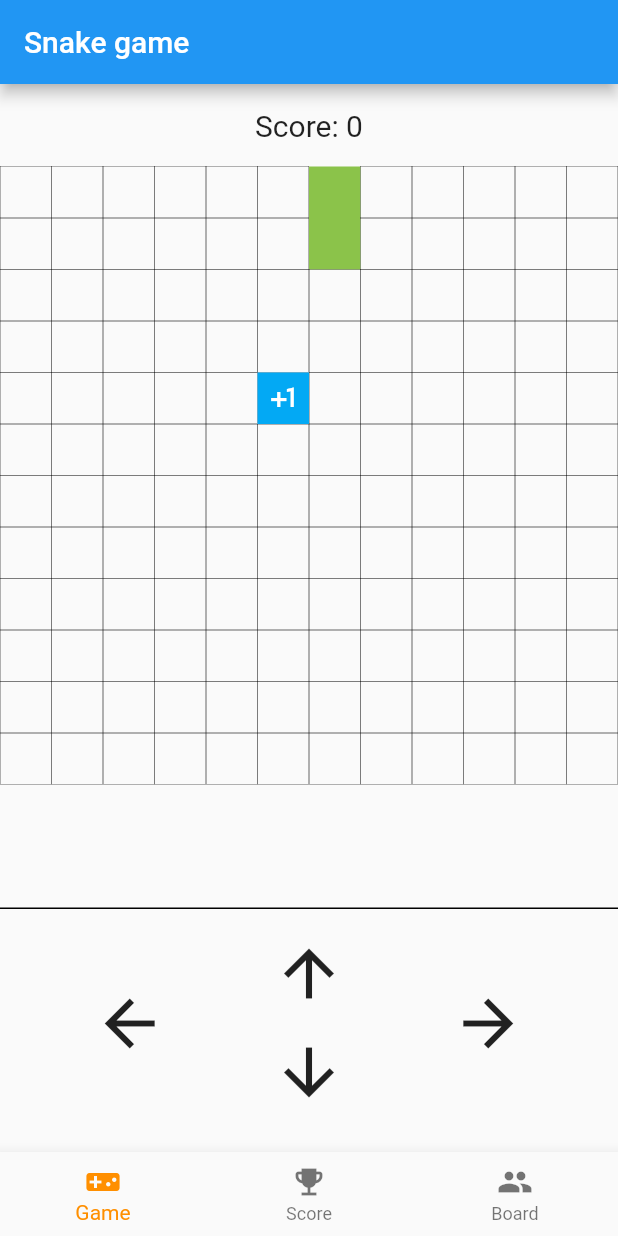
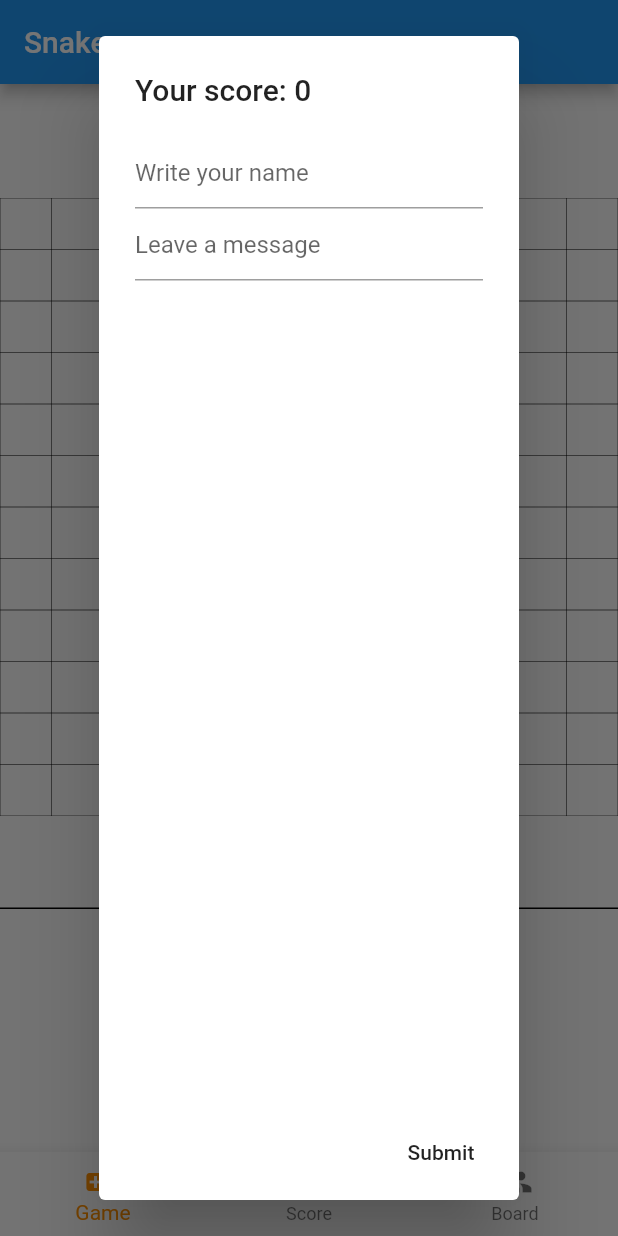
Before and after one commit to voidsatisfaction/flutter-snake-game, a Flutter app: the HomeScreenWidget screen opened directly, after a tap on the "arrow upward" icon, on a phone screen of 412 x 824 dp. Run offline on Flutter 3.47's test engine with Material 2 defaults, Android fonts, the phone set to English and light mode, and no system bars; our stand-ins replace sqflite; accounts and stored records are empty.

Commit message:
Apply sqlite to save game score (#1)
* [WIP] apply sqlite

* feat: add score save logics and maxScore show logic

```diff
--- /dev/null
+++ b/lib/db_model.dart
@@ -0,0 +1,84 @@
+import 'package:snake_game/utils.dart';
+
+abstract class AModel<T> {
+  String tableName;
+
+  Map<String, dynamic> toMap();
+}
+
+const _gameScoreInitScript = """
+  CREATE TABLE game_scores
+    (
+      id VARCHAR(64) PRIMARY KEY,
+      name VARCHAR(256),
+      score INTEGER,
+      message VARCHAR(256),
+      created_at VARCHAR(64)
+    );
+
+  CREATE INDEX score
+    ON game_scores(score);
+
+  CREATE INDEX created_at
+    ON game_scores(created_at);
+""";
+
+class GameScore extends AModel {
+  static const table_name = 'game_scores';
+
+  final String id; // uuid
+  final String name;
+  final int score;
+  final String message;
+  final DateTime createdAt;
+
+  GameScore({
+    this.id,
+    this.name,
+    this.score,
+    this.message,
+    this.createdAt,
+  });
+
+  factory GameScore.fromMap(
+    Map<String, dynamic> entityMap,
+  ) {
+    return GameScore(
+      id: entityMap['id'],
+      name: entityMap['name'],
+      score: entityMap['score'],
+      message: entityMap['message'],
+      createdAt: DateTime.parse(entityMap['created_at']),
+    );
+  }
+
+  factory GameScore.withoutId(
+    String name,
+    int score,
+    String message,
+    DateTime createdAt,
+  ) {
+    return GameScore(
+      id: getUuid(),
+      name: name,
+      score: score,
+      message: message,
+      createdAt: createdAt,
+    );
+  }
+
+  Map<String, dynamic> toMap() {
+    return {
+      'id': id,
+      'name': name,
+      'score': score,
+      'message': message,
+      'created_at': createdAt.toIso8601String(),
+    };
+  }
+}
+
+const INIT_SCRIPTS = [
+  _gameScoreInitScript,
+];
+const MIGRATION_SCRIPTS = [];
--- a/lib/main.dart
+++ b/lib/main.dart
@@ -1,11 +1,55 @@
+import 'dart:async';
+
+import 'package:path/path.dart';
+import 'package:sqflite/sqflite.dart';
+
 import 'package:flutter/material.dart';
 import 'package:snake_game/screen/game_screen/main.dart';
+import 'package:snake_game/db_model.dart';
 
-void main() {
-  runApp(MyApp());
+const APP_VERSION = "1.0.0";
+const DB_VERSION = 1;
+
+Future<Database> initDatabase(String fileName) async {
+  WidgetsFlutterBinding.ensureInitialized();
+
+  String databasesPath = await getDatabasesPath();
+
+  final Database database = await openDatabase(
+    join(databasesPath, fileName),
+    version: DB_VERSION,
+    onCreate: (db, version) {
+      INIT_SCRIPTS.forEach((script) async {
+        await db.execute(script);
+      });
+    },
+    onUpgrade: (db, oldVersion, newVersion) {
+      MIGRATION_SCRIPTS.forEach((script) async => await db.execute(script));
+    },
+  );
+
+  return database;
 }
 
-class MyApp extends StatelessWidget {
+void main() async {
+  WidgetsFlutterBinding.ensureInitialized();
+
+  final Database database = await initDatabase('snake_database.db');
+
+  runApp(
+    SnakeGameApp(
+      db: database,
+    ),
+  );
+}
+
+class SnakeGameApp extends StatelessWidget {
+  final Database db;
+
+  SnakeGameApp({
+    this.db,
+  });
+
   @override
   Widget build(BuildContext context) {
     return MaterialApp(
@@ -14,23 +58,46 @@ class MyApp extends StatelessWidget {
         primarySwatch: Colors.blue,
         visualDensity: VisualDensity.adaptivePlatformDensity,
       ),
-      home: HomeScreenWidget(),
+      home: HomeScreenWidget(
+        db: db,
+      ),
     );
   }
 }
 
 class HomeScreenWidget extends StatefulWidget {
+  final Database db;
+
+  HomeScreenWidget({
+    this.db,
+  });
+
   @override
-  _HomeScreenWidgetState createState() => _HomeScreenWidgetState();
+  _HomeScreenWidgetState createState() => _HomeScreenWidgetState(db: db);
 }
 
 class _HomeScreenWidgetState extends State<HomeScreenWidget> {
+  final Database db;
+
   int _selectedIndex = 0;
-  final List<Widget> _screenList = [
-    MyHomePage(title: 'hi'),
-    Text('Score'),
-    Text('Board'),
-  ];
+  List<Widget> _screenList;
+
+  _HomeScreenWidgetState({
+    this.db,
+  });
+
+  @override
+  void initState() {
+    super.initState();
+
+    setState(() {
+      _screenList = [
+        GameScreen(db: db),
+        Text('Score'),
+        Text('Board'),
+      ];
+    });
+  }
 
   void _onNavBarTapped(int index) {
     setState(() {
--- a/lib/screen/game_screen/main.dart
+++ b/lib/screen/game_screen/main.dart
@@ -3,29 +3,26 @@ import 'dart:math';
 
 import 'package:flutter/material.dart';
 import 'package:flutter/foundation.dart';
+import 'package:snake_game/db_model.dart';
+import 'package:sqflite/sqflite.dart';
 
 import 'package:snake_game/screen/game_screen/custom_types.dart';
 import 'package:snake_game/screen/game_screen/widgets/game_pad.dart';
 import 'package:snake_game/screen/game_screen/widgets/game_board.dart';
 import 'package:snake_game/screen/game_screen/widgets/game_score_board.dart';
+import 'package:snake_game/service/game_score_service.dart';
 import 'package:snake_game/utils.dart';
 
-class MyHomePage extends StatefulWidget {
-  MyHomePage({Key key, this.title}) : super(key: key);
+class GameScreen extends StatefulWidget {
+  final Database db;
 
-  // This widget is the home page of your application. It is stateful, meaning
-  // that it has a State object (defined below) that contains fields that affect
-  // how it looks.
-
-  // This class is the configuration for the state. It holds the values (in this
-  // case the title) provided by the parent (in this case the App widget) and
-  // used by the build method of the State. Fields in a Widget subclass are
-  // always marked "final".
-
-  final String title;
+  GameScreen({
+    Key key,
+    this.db,
+  }) : super(key: key);
 
   @override
-  _MyHomePageState createState() => _MyHomePageState();
+  _GameScreenState createState() => _GameScreenState(db: db);
 }
 
 abstract class BoardEntity<T> {
@@ -124,23 +121,42 @@ class Snake implements BoardEntity {
 }
 
 // This class is Snake and board manager
-class _MyHomePageState extends State<MyHomePage> {
+class _GameScreenState extends State<GameScreen> with GameScoreService {
   final int _boardSize = 12;
   // higher value => faster
   final double speedAcceleration = 1.05;
 
+  final Database db;
+
   Snake snake;
   Item item;
   int score;
+  int maxScore = 0;
 
   Timer _frameTimer;
   int speed = 300;
+
+  _GameScreenState({
+    this.db,
+  });
 
   @override
   void initState() {
     super.initState();
 
     _startGame();
+
+    _updateMaxScore();
+  }
+
+  void _updateMaxScore() async {
+    final List<GameScore> currentMaxScores = await getMaxScores(db, 1);
+    final int currentMaxScore =
+        currentMaxScores.length == 0 ? 0 : currentMaxScores[0].score;
+
+    setState(() {
+      maxScore = currentMaxScore;
+    });
   }
 
   void _startGame() {
@@ -198,12 +214,14 @@ class _MyHomePageState extends State<MyHomePage> {
         headColumn < 0 ||
         headRow >= _boardSize ||
         headColumn >= _boardSize) {
+      _displayGameScoreMessageDialog(context);
       _gameOver();
       return;
     }
 
     for (final location in _currentSnakeLocationWithoutHead) {
       if (listDeepEqual(head, location)) {
+        _displayGameScoreMessageDialog(context);
         _gameOver();
         return;
       }
@@ -262,6 +280,74 @@ class _MyHomePageState extends State<MyHomePage> {
     });
   }
 
+  void onPressGameScoreSubmitButton(
+    BuildContext context,
+    TextEditingController _nameTextFieldController,
+    TextEditingController _messageTextFieldController,
+  ) async {
+    final String message = _messageTextFieldController.text;
+    final String name = _nameTextFieldController.text;
+    final DateTime createdAt = DateTime.now();
+
+    GameScore gameScore = GameScore.withoutId(
+      name,
+      score,
+      message,
+      createdAt,
+    );
+
+    try {
+      await createGameScore(db, gameScore);
+    } catch (e) {
+      print(e);
+    }
+
+    Navigator.of(context).pop();
+  }
+
+  Future<Widget> _displayGameScoreMessageDialog(BuildContext context) async {
+    TextEditingController _messageTextFieldController = TextEditingController();
+    TextEditingController _nameTextFieldController = TextEditingController();
+
+    return showDialog(
+      context: context,
+      barrierDismissible: false,
+      builder: (context) {
+        return AlertDialog(
+          title: Text('Your score: $score'),
+          content: Column(
+            children: [
+              TextField(
+                controller: _nameTextFieldController,
+                textInputAction: TextInputAction.go,
+                keyboardType: TextInputType.numberWithOptions(),
+                decoration: InputDecoration(hintText: 'Write your name'),
+              ),
+              TextField(
+                controller: _messageTextFieldController,
+                textInputAction: TextInputAction.go,
+                keyboardType: TextInputType.numberWithOptions(),
+                decoration: InputDecoration(hintText: 'Leave a message'),
+              ),
+            ],
+          ),
+          actions: <Widget>[
+            new FlatButton(
+              child: new Text('Submit'),
+              onPressed: () {
+                onPressGameScoreSubmitButton(
+                  context,
+                  _nameTextFieldController,
+                  _messageTextFieldController,
+                );
+              },
+            ),
+          ],
+        );
+      },
+    );
+  }
+
   List<int> _createRandomCoordinate([List<List<int>> withoutCoordinates]) {
     final random = new Random();
 
@@ -300,6 +386,7 @@ class _MyHomePageState extends State<MyHomePage> {
             // game board
             GameScoreBoard(
               score: score,
+              maxScore: maxScore,
             ),
             Expanded(
               child: GameBoard(
--- a/lib/screen/game_screen/widgets/game_score_board.dart
+++ b/lib/screen/game_screen/widgets/game_score_board.dart
@@ -4,18 +4,32 @@ class GameScoreBoard extends StatelessWidget {
   GameScoreBoard({
     Key key,
     @required this.score,
+    @required this.maxScore,
   });
 
   final int score;
+  final int maxScore;
 
   @override
   Widget build(BuildContext context) {
+    final int currentMaxScore = (maxScore > score) ? maxScore : score;
     return Container(
       padding: EdgeInsets.all(16.0),
       child: Row(
         mainAxisAlignment: MainAxisAlignment.center,
         children: [
-          Text("Score: $score", style: TextStyle(fontSize: 20)),
+          Column(
+            children: [
+              Text(
+                "Score: $score",
+                style: TextStyle(fontSize: 25),
+              ),
+              Text(
+                "Max Score: $currentMaxScore",
+                style: TextStyle(fontSize: 13),
+              ),
+            ],
+          ),
         ],
       ),
     );
--- /dev/null
+++ b/lib/service/game_score_service.dart
@@ -0,0 +1,60 @@
+import 'package:snake_game/db_model.dart';
+// FIXME: not use db itself but some interface or wrapping class
+import 'package:sqflite/sqflite.dart';
+
+mixin GameScoreService {
+  final gameScoreTableName = GameScore.table_name;
+
+  Future<GameScore> createGameScore(
+    Database db,
+    GameScore gameScore,
+  ) async {
+    await db.insert(
+      gameScoreTableName,
+      gameScore.toMap(),
+    );
+
+    return gameScore;
+  }
+
+  Future<List<GameScore>> getGameScores(
+    Database db,
+    List<String> ids,
+  ) async {
+    final List<Map<String, dynamic>> rawGameScores = await db.query(
+      gameScoreTableName,
+      // sync with the number of ids and ?
+      where: "id IN (${ids.map((_) => '?').join(', ')})",
+      whereArgs: ids,
+    );
+
+    return [
+      for (final rawGameScore in rawGameScores) GameScore.fromMap(rawGameScore)
+    ];
+  }
+
+  Future<List<GameScore>> getAllGameScores(
+    Database db,
+  ) async {
+    final List<Map<String, dynamic>> rawGameScores = await db.query(
+      gameScoreTableName,
+    );
+
+    return [
+      for (final rawGameScore in rawGameScores) GameScore.fromMap(rawGameScore)
+    ];
+  }
+
+  Future<List<GameScore>> getMaxScores(Database db, int limit) async {
+    final List<Map<String, dynamic>> maxRawGameScores = await db.query(
+      gameScoreTableName,
+      orderBy: 'score DESC',
+      limit: limit,
+    );
+
+    return [
+      for (final maxRawGameScore in maxRawGameScores)
+        GameScore.fromMap(maxRawGameScore)
+    ];
+  }
+}
```
Also changed, not shown: lib/utils.dart (+7 -0 lines), pubspec.yaml (+3 -4 lines), pubspec.lock, 1 other file.
